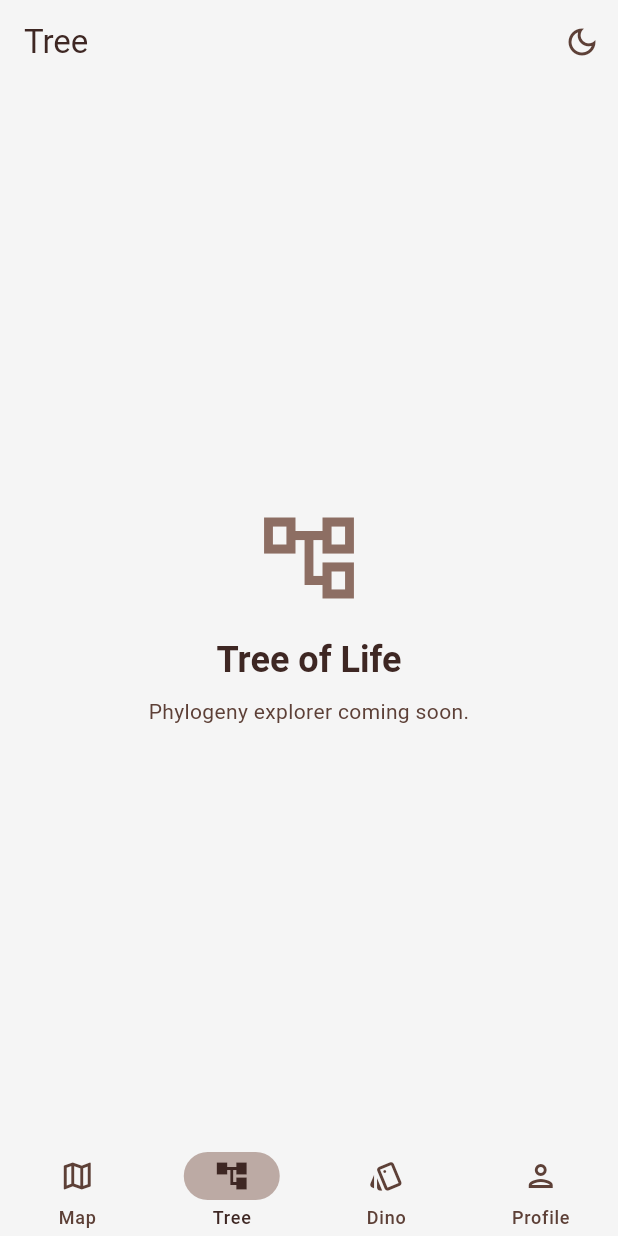
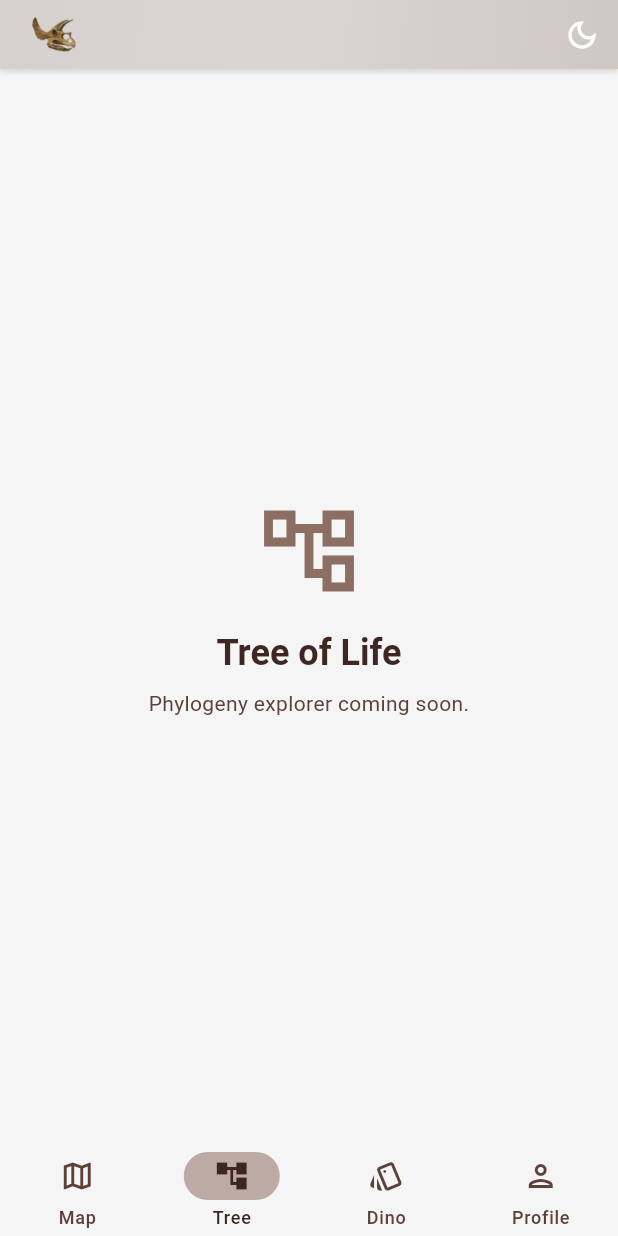
Before and after one commit to dezwier/mesozoica, a Flutter app: the screen it shows after launch, item 2 of the bottom bar chosen, on a phone screen of 412 x 824 dp. Run offline on Flutter 3.47's test engine with Material 3 defaults, Android fonts, the phone set to English and light mode, and no system bars; our stand-ins replace cached_network_image, flutter_svg, flutter_widget_from_html; network calls fail.

Commit message:
Add logo image and implement gradient app bar in the Flutter app
- Added a new logo image asset located at `assets/images/logo.png`.
- Updated `pubspec.yaml` to include the logo asset.
- Created a `GradientAppBar` widget for a visually appealing app bar with a diagonal gradient.
- Refactored `AppShell` to use `GradientAppBar` and display the logo.
- Enhanced `DinoScreen` with a method to scroll to the top when the Dino tab is reselected.

```diff
--- a/flutter/lib/screens/dino/dino_screen.dart
+++ b/flutter/lib/screens/dino/dino_screen.dart
@@ -12,10 +12,10 @@ class DinoScreen extends StatefulWidget {
   const DinoScreen({super.key});
 
   @override
-  State<DinoScreen> createState() => _DinoScreenState();
+  State<DinoScreen> createState() => DinoScreenState();
 }
 
-class _DinoScreenState extends State<DinoScreen> {
+class DinoScreenState extends State<DinoScreen> {
   final ScrollController _scrollController = ScrollController();
   Timer? _scrollDebounceTimer;
 
@@ -44,6 +44,15 @@ class _DinoScreenState extends State<DinoScreen> {
       ..removeListener(_onScroll)
       ..dispose();
     super.dispose();
+  }
+
+  void scrollToTop() {
+    if (!_scrollController.hasClients) return;
+    _scrollController.animateTo(
+      0,
+      duration: const Duration(milliseconds: 300),
+      curve: Curves.easeOut,
+    );
   }
 
   void _onScroll() {
--- a/flutter/lib/shell/app_shell.dart
+++ b/flutter/lib/shell/app_shell.dart
@@ -1,6 +1,7 @@
 import 'package:flutter/material.dart';
 import 'package:provider/provider.dart';
 
+import '../widgets/common/gradient_app_bar.dart';
 import '../controllers/theme_controller.dart';
 import '../screens/dino/dino_screen.dart';
 import '../screens/map/map_screen.dart';
@@ -15,22 +16,36 @@ class AppShell extends StatefulWidget {
 }
 
 class _AppShellState extends State<AppShell> {
-  int _index = 2;
+  static const _dinoTabIndex = 2;
 
-  static const _screens = <Widget>[
-    MapScreen(),
-    TreeScreen(),
-    DinoScreen(),
-    ProfileScreen(),
+  int _index = _dinoTabIndex;
+  final _dinoScreenKey = GlobalKey<DinoScreenState>();
+
+  late final List<Widget> _screens = [
+    const MapScreen(),
+    const TreeScreen(),
+    DinoScreen(key: _dinoScreenKey),
+    const ProfileScreen(),
   ];
+
+  void _onDestinationSelected(int index) {
+    if (index == _index && index == _dinoTabIndex) {
+      _dinoScreenKey.currentState?.scrollToTop();
+      return;
+    }
+    setState(() => _index = index);
+  }
 
   @override
   Widget build(BuildContext context) {
     final themeController = context.watch<ThemeController>();
 
     return Scaffold(
-      appBar: AppBar(
-        title: Text(_titleForIndex(_index)),
+      appBar: GradientAppBar(
+        title: Padding(
+          padding: const EdgeInsets.only(left: 12),
+          child: Image.asset('assets/images/logo.png', height: 32),
+        ),
         actions: [
           IconButton(
             tooltip: themeController.isDark ? 'Light mode' : 'Dark mode',
@@ -47,9 +62,21 @@ class _AppShellState extends State<AppShell> {
         index: _index,
         children: _screens,
       ),
-      bottomNavigationBar: NavigationBar(
+      bottomNavigationBar: DecoratedBox(
+        decoration: BoxDecoration(
+          border: Border(
+            top: BorderSide(
+              color: Theme.of(context)
+                  .colorScheme
+                  .outlineVariant
+                  .withValues(alpha: 0.45),
+              width: 1,
+            ),
+          ),
+        ),
+        child: NavigationBar(
           selectedIndex: _index,
-        onDestinationSelected: (index) => setState(() => _index = index),
+          onDestinationSelected: _onDestinationSelected,
           destinations: const [
             NavigationDestination(
               icon: Icon(Icons.map_outlined),
@@ -73,16 +100,8 @@ class _AppShellState extends State<AppShell> {
             ),
           ],
         ),
+      ),
     );
   }
 
-  String _titleForIndex(int index) {
-    return switch (index) {
-      0 => 'Map',
-      1 => 'Tree',
-      2 => 'Dinosaur Catalog',
-      3 => 'Profile',
-      _ => 'Mesozoica',
-    };
 }
-}
--- /dev/null
+++ b/flutter/lib/widgets/common/gradient_app_bar.dart
@@ -0,0 +1,65 @@
+import 'package:flutter/material.dart';
+
+/// Glossy diagonal gradient top bar (Archipelago-style), tuned for Mesozoica browns.
+class GradientAppBar extends StatelessWidget implements PreferredSizeWidget {
+  const GradientAppBar({
+    super.key,
+    required this.title,
+    this.actions,
+  });
+
+  final Widget title;
+  final List<Widget>? actions;
+
+  static const Color _foregroundColor = Colors.white;
+  static const double _height = 46;
+
+  @override
+  Size get preferredSize => const Size.fromHeight(_height);
+
+  @override
+  Widget build(BuildContext context) {
+    final isDark = Theme.of(context).brightness == Brightness.dark;
+    final gradient = LinearGradient(
+      begin: Alignment.topLeft,
+      end: Alignment.bottomRight,
+      stops: const [0.0, 0.5, 1.0],
+      colors: isDark
+          ? [
+              const Color.fromARGB(255, 76, 69, 65),
+              const Color.fromARGB(255, 62, 50, 45),
+              const Color(0xFF4A3F38),
+            ]
+          : [
+              const Color.fromARGB(255, 213, 210, 206),
+              const Color.fromARGB(255, 216, 213, 211),
+              const Color.fromARGB(255, 207, 199, 196),
+            ],
+    );
+
+    return Container(
+      decoration: BoxDecoration(
+        gradient: gradient,
+        boxShadow: [
+          BoxShadow(
+            color: Colors.black.withValues(alpha: 0.12),
+            blurRadius: 2,
+            offset: const Offset(0, 2),
+          ),
+        ],
+      ),
+      child: AppBar(
+        toolbarHeight: _height,
+        title: title,
+        titleSpacing: 8,
+        centerTitle: false,
+        actions: actions,
+        elevation: 0,
+        scrolledUnderElevation: 0,
+        backgroundColor: Colors.transparent,
+        foregroundColor: _foregroundColor,
+        surfaceTintColor: Colors.transparent,
+      ),
+    );
+  }
+}
--- a/flutter/pubspec.yaml
+++ b/flutter/pubspec.yaml
@@ -27,6 +27,7 @@ dev_dependencies:
 flutter:
   uses-material-design: true
   assets:
+    - assets/images/logo.png
     - assets/images/cards/
     - assets/images/cards/icons/
   fonts:
```
Also changed, not shown: flutter/assets/images/logo.png (added). Lines whose indentation alone changed are shown as unchanged.
